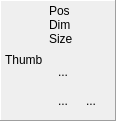
Above: mp3diags/src/ImageInfoPanel.ui from frispete/mp3diags before the change. Below: the same form after it.
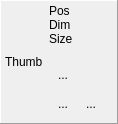
That is the form after the change. Icons and pictures are not drawn.

Diff of the .ui file:
```diff
--- a/mp3diags/src/ImageInfoPanel.ui
+++ b/mp3diags/src/ImageInfoPanel.ui
@@ -1,12 +1,12 @@
 <ui version="4.0" >
  <class>ImageInfoPanelWdg</class>
- <widget class="QFrame" name="ImageInfoPanelWdg" >
-  <property name="geometry" >
+ <widget class="QFrame" name="ImageInfoPanelWdg">
+  <property name="geometry">
    <rect>
     <x>0</x>
     <y>0</y>
-    <width>116</width>
-    <height>121</height>
+    <width>118</width>
+    <height>124</height>
    </rect>
   </property>
   <property name="sizePolicy" >
```
Left out of the diff: 146 changed lines with no effect on the pictures.
